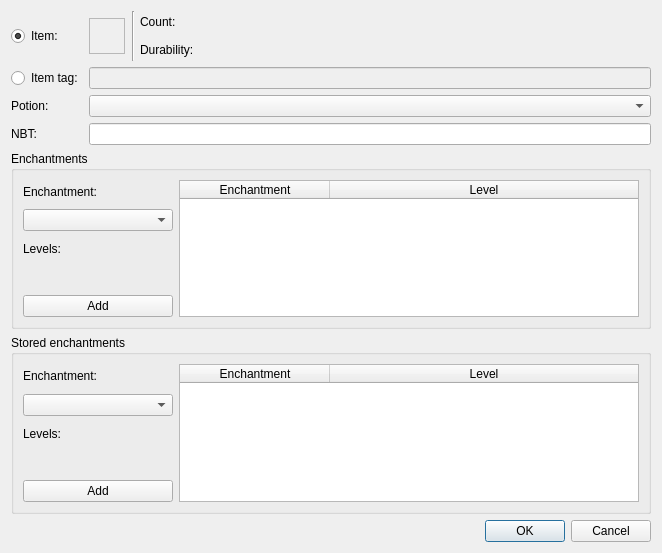
Above: src/itemconditiondialog.ui from IoeCmcomc/MCDatapacker before the change. Below: the same form after it.
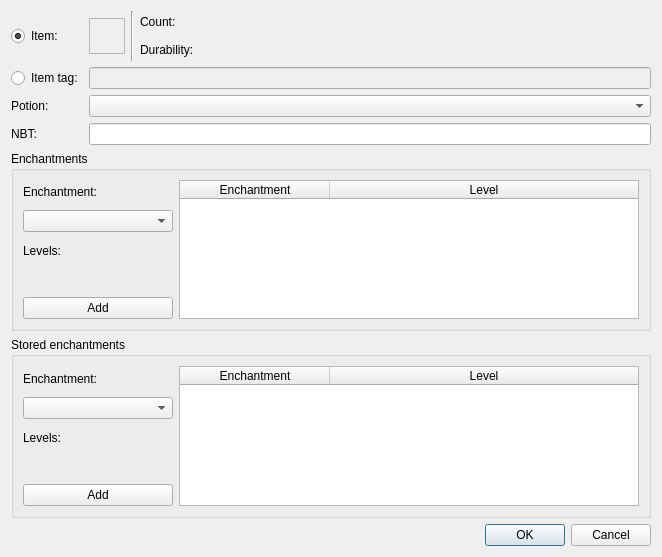
That is the form after the change. Custom widgets are drawn as their Qt base class.

Diff of the .ui file:
```diff
--- a/src/itemconditiondialog.ui
+++ b/src/itemconditiondialog.ui
@@ -7,7 +7,7 @@
     <x>0</x>
     <y>0</y>
     <width>662</width>
-    <height>553</height>
+    <height>557</height>
    </rect>
   </property>
   <property name="windowTitle">
@@ -301,12 +301,6 @@
    </item>
    <item row="0" column="2" rowspan="2">
     <widget class="Line" name="line">
-     <property name="styleSheet">
-      <string notr="true">QFrame {
-    margin-left: 16px;
-    margin-right: 16px;
-}</string>
-     </property>
      <property name="orientation">
       <enum>Qt::Vertical</enum>
      </property>
```
